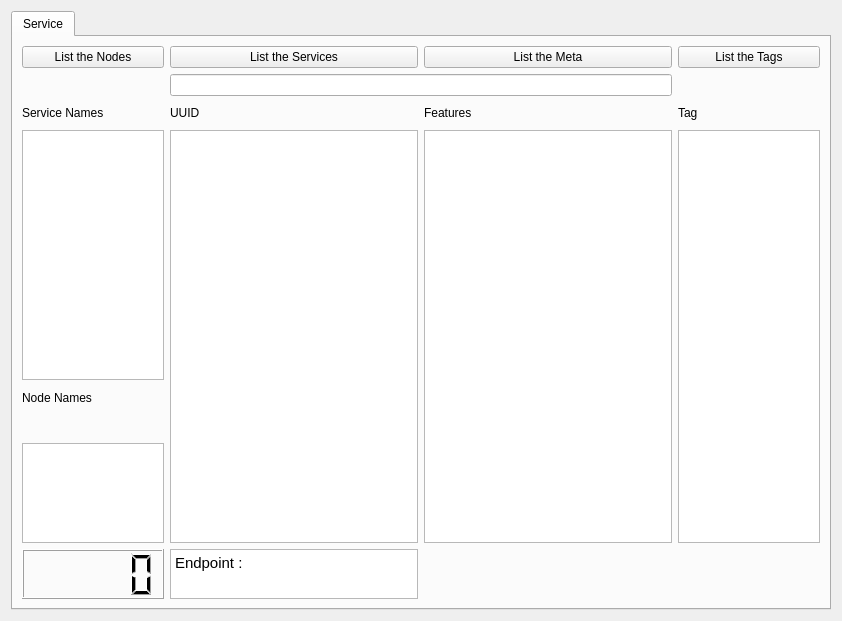
Before: the Qt Designer form form.ui in burakiraci/List-the-Service, drawn with Qt 5.
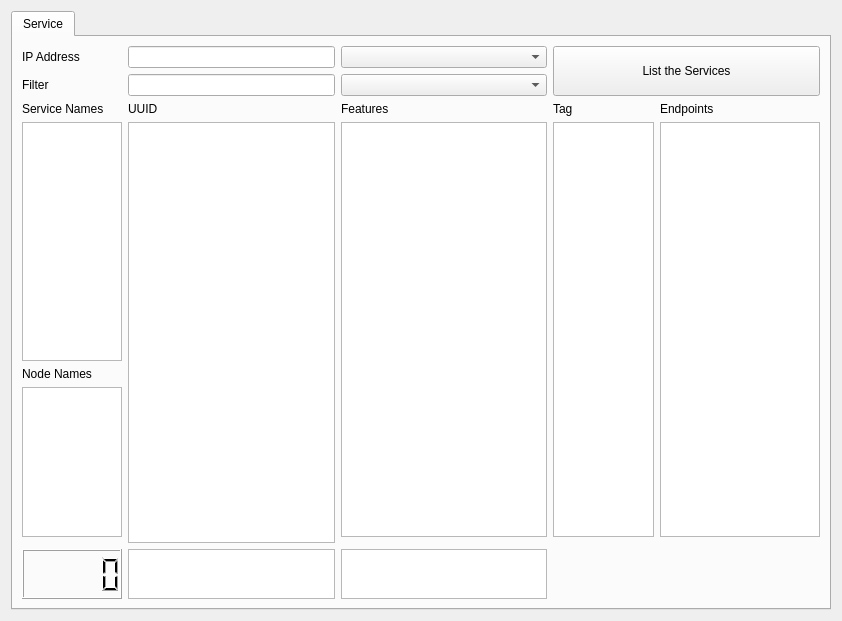
After: the same form once the commit is applied.

```diff
--- a/form.ui
+++ b/form.ui
@@ -24,55 +24,82 @@
        <string>Service</string>
       </attribute>
       <layout class="QGridLayout" name="gridLayout">
-       <item row="4" column="1">
+       <item row="11" column="2">
+        <widget class="QTextEdit" name="textEdit_state">
+         <property name="maximumSize">
+          <size>
+           <width>250</width>
+           <height>50</height>
+          </size>
+         </property>
+        </widget>
+       </item>
+       <item row="3" column="3">
+        <widget class="QComboBox" name="comboBox"/>
+       </item>
+       <item row="2" column="1">
+        <widget class="QLabel" name="label_7">
+         <property name="text">
+          <string>IP Address</string>
+         </property>
+        </widget>
+       </item>
+       <item row="6" column="4">
+        <widget class="QLabel" name="label_5">
+         <property name="text">
+          <string>Tag</string>
+         </property>
+        </widget>
+       </item>
+       <item row="2" column="4" rowspan="2" colspan="2">
+        <widget class="QPushButton" name="pushButtonListServices">
+         <property name="maximumSize">
+          <size>
+           <width>16777215</width>
+           <height>90</height>
+          </size>
+         </property>
+         <property name="text">
+          <string>List the Services</string>
+         </property>
+        </widget>
+       </item>
+       <item row="7" column="5" rowspan="3">
+        <widget class="QListWidget" name="listWidget_ep">
+         <property name="maximumSize">
+          <size>
+           <width>210</width>
+           <height>16777215</height>
+          </size>
+         </property>
+        </widget>
+       </item>
+       <item row="6" column="1">
         <widget class="QLabel" name="label_2">
          <property name="text">
           <string>Service Names</string>
          </property>
         </widget>
        </item>
-       <item row="5" column="3" rowspan="4">
-        <widget class="QTextEdit" name="textEdit_meta">
+       <item row="7" column="2" rowspan="4">
+        <widget class="QListWidget" name="listWidget_uuid">
          <property name="maximumSize">
           <size>
-           <width>500</width>
+           <width>16777215</width>
            <height>16777215</height>
           </size>
          </property>
-         <property name="markdown">
-          <string/>
-         </property>
-         <property name="html">
-          <string>&lt;!DOCTYPE HTML PUBLIC &quot;-//W3C//DTD HTML 4.0//EN&quot; &quot;http://www.w3.org/TR/REC-html40/strict.dtd&quot;&gt;
-&lt;html&gt;&lt;head&gt;&lt;meta name=&quot;qrichtext&quot; content=&quot;1&quot; /&gt;&lt;meta charset=&quot;utf-8&quot; /&gt;&lt;style type=&quot;text/css&quot;&gt;
-p, li { white-space: pre-wrap; }
-hr { height: 1px; border-width: 0; }
-li.unchecked::marker { content: &quot;\2610&quot;; }
-li.checked::marker { content: &quot;\2612&quot;; }
-&lt;/style&gt;&lt;/head&gt;&lt;body style=&quot; font-family:'Ubuntu'; font-size:11pt; font-weight:400; font-style:normal;&quot;&gt;
-&lt;p style=&quot;-qt-paragraph-type:empty; margin-top:0px; margin-bottom:0px; margin-left:0px; margin-right:0px; -qt-block-indent:0; text-indent:0px;&quot;&gt;&lt;br /&gt;&lt;/p&gt;&lt;/body&gt;&lt;/html&gt;</string>
-         </property>
-         <property name="overwriteMode">
-          <bool>false</bool>
-         </property>
         </widget>
        </item>
-       <item row="2" column="2" colspan="2">
+       <item row="3" column="2">
         <widget class="QLineEdit" name="lineEdit_services">
          <property name="inputMask">
           <string/>
          </property>
         </widget>
        </item>
-       <item row="1" column="2">
-        <widget class="QPushButton" name="pushButtonListServices">
-         <property name="text">
-          <string>List the Services</string>
-         </property>
-        </widget>
-       </item>
-       <item row="5" column="2" rowspan="4">
-        <widget class="QListWidget" name="listWidget_uuid">
+       <item row="2" column="2">
+        <widget class="QLineEdit" name="lineEdit_connect">
          <property name="maximumSize">
           <size>
            <width>16777215</width>
@@ -81,25 +108,21 @@
          </property>
         </widget>
        </item>
-       <item row="5" column="1">
-        <widget class="QListWidget" name="listWidget_name">
+       <item row="7" column="3" rowspan="3">
+        <widget class="QListWidget" name="listWidget_meta">
          <property name="maximumSize">
           <size>
-           <width>150</width>
-           <height>250</height>
+           <width>16777215</width>
+           <height>16777215</height>
           </size>
          </property>
         </widget>
        </item>
-       <item row="1" column="4">
-        <widget class="QPushButton" name="pushButton_Tags">
-         <property name="text">
-          <string>List the Tags</string>
-         </property>
-        </widget>
+       <item row="2" column="3">
+        <widget class="QComboBox" name="comboBox_ip"/>
        </item>
-       <item row="5" column="4" rowspan="4">
-        <widget class="QTextEdit" name="textEdit_tag">
+       <item row="7" column="4" rowspan="3">
+        <widget class="QListWidget" name="listWidget_tag">
          <property name="maximumSize">
           <size>
            <width>150</width>
@@ -108,52 +131,7 @@
          </property>
         </widget>
        </item>
-       <item row="1" column="3">
-        <widget class="QPushButton" name="pushButton_meta">
-         <property name="text">
-          <string>List the Meta</string>
-         </property>
-        </widget>
-       </item>
-       <item row="6" column="1">
-        <widget class="QLabel" name="label_3">
-         <property name="text">
-          <string>Node Names</string>
-         </property>
-        </widget>
-       </item>
-       <item row="1" column="1">
-        <widget class="QPushButton" name="pushButton">
-         <property name="text">
-          <string>List the Nodes</string>
-         </property>
-        </widget>
-       </item>
-       <item row="8" column="1">
-        <widget class="QListWidget" name="listWidget_nodesName">
-         <property name="maximumSize">
-          <size>
-           <width>150</width>
-           <height>100</height>
-          </size>
-         </property>
-        </widget>
-       </item>
-       <item row="4" column="4">
-        <widget class="QLabel" name="label_5">
-         <property name="text">
-          <string>Tag</string>
-         </property>
-        </widget>
-       </item>
-       <item row="4" column="3">
-        <widget class="QLabel" name="label_4">
-         <property name="text">
-          <string>Features</string>
-         </property>
-        </widget>
-       </item>
-       <item row="9" column="1">
+       <item row="11" column="1">
         <widget class="QLCDNumber" name="lcdNumber">
          <property name="font">
           <font>
@@ -163,33 +141,88 @@
          </property>
         </widget>
        </item>
-       <item row="9" column="2">
-        <widget class="QTextEdit" name="textEdit_Endpoint">
+       <item row="7" column="1">
+        <widget class="QListWidget" name="listWidget_name">
          <property name="maximumSize">
           <size>
-           <width>250</width>
-           <height>50</height>
+           <width>150</width>
+           <height>250</height>
           </size>
          </property>
-         <property name="html">
-          <string>&lt;!DOCTYPE HTML PUBLIC &quot;-//W3C//DTD HTML 4.0//EN&quot; &quot;http://www.w3.org/TR/REC-html40/strict.dtd&quot;&gt;
-&lt;html&gt;&lt;head&gt;&lt;meta name=&quot;qrichtext&quot; content=&quot;1&quot; /&gt;&lt;meta charset=&quot;utf-8&quot; /&gt;&lt;style type=&quot;text/css&quot;&gt;
-p, li { white-space: pre-wrap; }
-hr { height: 1px; border-width: 0; }
-li.unchecked::marker { content: &quot;\2610&quot;; }
-li.checked::marker { content: &quot;\2612&quot;; }
-&lt;/style&gt;&lt;/head&gt;&lt;body style=&quot; font-family:'Ubuntu'; font-size:11pt; font-weight:400; font-style:normal;&quot;&gt;
-&lt;p style=&quot; margin-top:0px; margin-bottom:0px; margin-left:0px; margin-right:0px; -qt-block-indent:0; text-indent:0px;&quot;&gt;Endpoint : &lt;/p&gt;&lt;/body&gt;&lt;/html&gt;</string>
-         </property>
         </widget>
        </item>
-       <item row="4" column="2">
+       <item row="6" column="2">
         <widget class="QLabel" name="label">
          <property name="text">
           <string>UUID</string>
          </property>
         </widget>
        </item>
+       <item row="3" column="1">
+        <widget class="QLabel" name="label_8">
+         <property name="text">
+          <string>Filter</string>
+         </property>
+        </widget>
+       </item>
+       <item row="6" column="3">
+        <widget class="QLabel" name="label_4">
+         <property name="text">
+          <string>Features</string>
+         </property>
+        </widget>
+       </item>
+       <item row="6" column="5">
+        <widget class="QLabel" name="label_6">
+         <property name="text">
+          <string>Endpoints</string>
+         </property>
+        </widget>
+       </item>
+       <item row="11" column="3">
+        <widget class="QTextEdit" name="textEdit_status">
+         <property name="maximumSize">
+          <size>
+           <width>250</width>
+           <height>50</height>
+          </size>
+         </property>
+         <property name="html">
+          <string>&lt;!DOCTYPE HTML PUBLIC &quot;-//W3C//DTD HTML 4.0//EN&quot; &quot;http://www.w3.org/TR/REC-html40/strict.dtd&quot;&gt;
+&lt;html&gt;&lt;head&gt;&lt;meta name=&quot;qrichtext&quot; content=&quot;1&quot; /&gt;&lt;meta charset=&quot;utf-8&quot; /&gt;&lt;style type=&quot;text/css&quot;&gt;
+p, li { white-space: pre-wrap; }
+hr { height: 1px; border-width: 0; }
+li.unchecked::marker { content: &quot;\2610&quot;; }
+li.checked::marker { content: &quot;\2612&quot;; }
+&lt;/style&gt;&lt;/head&gt;&lt;body style=&quot; font-family:'Ubuntu'; font-size:11pt; font-weight:400; font-style:normal;&quot;&gt;
+&lt;p style=&quot;-qt-paragraph-type:empty; margin-top:0px; margin-bottom:0px; margin-left:0px; margin-right:0px; -qt-block-indent:0; text-indent:0px;&quot;&gt;&lt;br /&gt;&lt;/p&gt;&lt;/body&gt;&lt;/html&gt;</string>
+         </property>
+        </widget>
+       </item>
+       <item row="9" column="1">
+        <widget class="QTextEdit" name="textEdit_nodename">
+         <property name="maximumSize">
+          <size>
+           <width>150</width>
+           <height>150</height>
+          </size>
+         </property>
+        </widget>
+       </item>
+       <item row="8" column="1">
+        <widget class="QLabel" name="label_3">
+         <property name="text">
+          <string>Node Names</string>
+         </property>
+        </widget>
+       </item>
+       <item row="11" column="5">
+        <widget class="QLabel" name="label_status">
+         <property name="text">
+          <string/>
+         </property>
+        </widget>
+       </item>
       </layout>
      </widget>
     </widget>
```
